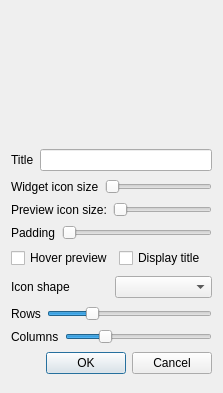
Before: the Qt Designer form iconsettings.ui in FrankMamuda/iconboard, drawn with Qt 5.
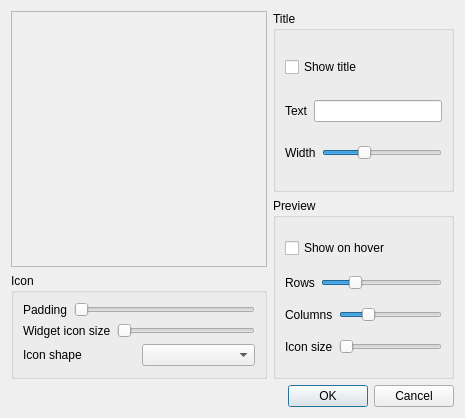
After: the same form once the commit is applied. Custom widgets are drawn as their Qt base class.

Commit message: Icon widget improvements

Patch:
```diff
--- a/iconsettings.ui
+++ b/iconsettings.ui
@@ -6,52 +6,83 @@
    <rect>
     <x>0</x>
     <y>0</y>
-    <width>223</width>
-    <height>393</height>
+    <width>465</width>
+    <height>418</height>
    </rect>
   </property>
   <property name="windowTitle">
    <string>Dialog</string>
   </property>
-  <layout class="QVBoxLayout" name="verticalLayout">
-   <item>
-    <layout class="QHBoxLayout" name="iconWidgetLayout">
-     <item>
-      <spacer name="leftSpacer">
+  <layout class="QGridLayout" name="gridLayout_2">
+   <item row="10" column="0" colspan="2">
+    <widget class="QDialogButtonBox" name="buttonBox">
        <property name="orientation">
         <enum>Qt::Horizontal</enum>
        </property>
-       <property name="sizeHint" stdset="0">
-        <size>
-         <width>40</width>
-         <height>20</height>
-        </size>
-       </property>
-      </spacer>
-     </item>
-     <item>
-      <widget class="QWidget" name="iconWidget" native="true">
-       <property name="sizePolicy">
-        <sizepolicy hsizetype="Fixed" vsizetype="Fixed">
-         <horstretch>0</horstretch>
-         <verstretch>0</verstretch>
-        </sizepolicy>
-       </property>
+     <property name="standardButtons">
+      <set>QDialogButtonBox::Cancel|QDialogButtonBox::Ok</set>
+     </property>
+    </widget>
+   </item>
+   <item row="6" column="0">
+    <widget class="QFrame" name="frame">
        <property name="minimumSize">
         <size>
-         <width>128</width>
-         <height>128</height>
+       <width>256</width>
+       <height>256</height>
         </size>
        </property>
        <property name="maximumSize">
         <size>
-         <width>128</width>
-         <height>128</height>
-        </size>
-       </property>
-      </widget>
-     </item>
+       <width>256</width>
+       <height>256</height>
+      </size>
+     </property>
+     <property name="frameShape">
+      <enum>QFrame::StyledPanel</enum>
+     </property>
+     <property name="frameShadow">
+      <enum>QFrame::Raised</enum>
+     </property>
+     <layout class="QVBoxLayout" name="verticalLayout_2">
+      <property name="spacing">
+       <number>0</number>
+      </property>
+      <property name="leftMargin">
+       <number>0</number>
+      </property>
+      <property name="topMargin">
+       <number>0</number>
+      </property>
+      <property name="rightMargin">
+       <number>0</number>
+      </property>
+      <property name="bottomMargin">
+       <number>0</number>
+      </property>
      <item>
+       <layout class="QGridLayout" name="gridLayout">
+        <item row="1" column="1">
+         <widget class="DesktopIcon" name="iconWidgetDemo" native="true">
+          <property name="enabled">
+           <bool>false</bool>
+          </property>
+         </widget>
+        </item>
+        <item row="1" column="0">
+         <spacer name="leftSpacer">
+          <property name="orientation">
+           <enum>Qt::Horizontal</enum>
+          </property>
+          <property name="sizeHint" stdset="0">
+           <size>
+            <width>40</width>
+            <height>20</height>
+           </size>
+          </property>
+         </spacer>
+        </item>
+        <item row="1" column="2">
       <spacer name="rightSpacer">
        <property name="orientation">
         <enum>Qt::Horizontal</enum>
@@ -64,82 +95,43 @@
        </property>
       </spacer>
      </item>
-    </layout>
-   </item>
-   <item>
-    <layout class="QHBoxLayout" name="titleLayout">
-     <item>
-      <widget class="QLabel" name="titleLabel">
-       <property name="text">
-        <string>Title</string>
-       </property>
-      </widget>
-     </item>
-     <item>
-      <widget class="QLineEdit" name="titleEdit"/>
-     </item>
-    </layout>
-   </item>
-   <item>
-    <layout class="QHBoxLayout" name="iconSizeLayout">
-     <item>
-      <widget class="QLabel" name="iconSizeLabel">
-       <property name="text">
-        <string>Widget icon size</string>
-       </property>
-      </widget>
-     </item>
-     <item>
-      <widget class="QSlider" name="iconSizeSlider">
-       <property name="minimum">
-        <number>24</number>
-       </property>
-       <property name="maximum">
-        <number>128</number>
-       </property>
-       <property name="singleStep">
-        <number>8</number>
-       </property>
-       <property name="pageStep">
-        <number>8</number>
-       </property>
+        <item row="0" column="1">
+         <spacer name="topSpacer">
+          <property name="orientation">
+           <enum>Qt::Vertical</enum>
+          </property>
+          <property name="sizeHint" stdset="0">
+           <size>
+            <width>20</width>
+            <height>40</height>
+           </size>
+          </property>
+         </spacer>
+        </item>
+        <item row="2" column="1">
+         <spacer name="bottomSpacer">
        <property name="orientation">
-        <enum>Qt::Horizontal</enum>
-       </property>
-      </widget>
+           <enum>Qt::Vertical</enum>
+          </property>
+          <property name="sizeHint" stdset="0">
+           <size>
+            <width>20</width>
+            <height>40</height>
+           </size>
+          </property>
+         </spacer>
      </item>
     </layout>
    </item>
-   <item>
-    <layout class="QHBoxLayout" name="previewSizeLayout">
-     <item>
-      <widget class="QLabel" name="previewSizeLabel">
-       <property name="text">
-        <string>Preview icon size:</string>
-       </property>
-      </widget>
-     </item>
-     <item>
-      <widget class="QSlider" name="previewSizeSlider">
-       <property name="minimum">
-        <number>24</number>
-       </property>
-       <property name="maximum">
-        <number>128</number>
-       </property>
-       <property name="singleStep">
-        <number>8</number>
-       </property>
-       <property name="pageStep">
-        <number>8</number>
-       </property>
-       <property name="orientation">
-        <enum>Qt::Horizontal</enum>
-       </property>
-      </widget>
-     </item>
-    </layout>
-   </item>
+     </layout>
+    </widget>
+   </item>
+   <item row="7" column="0">
+    <widget class="QGroupBox" name="iconGroup">
+     <property name="title">
+      <string>Icon</string>
+     </property>
+     <layout class="QVBoxLayout" name="verticalLayout_5">
    <item>
     <layout class="QHBoxLayout" name="paddingLayout">
      <item>
@@ -168,18 +160,30 @@
     </layout>
    </item>
    <item>
-    <layout class="QHBoxLayout" name="checkBoxLayout">
+       <layout class="QHBoxLayout" name="iconSizeLayout">
      <item>
-      <widget class="QCheckBox" name="hoverPreviewCheckBox">
+         <widget class="QLabel" name="iconSizeLabel">
        <property name="text">
-        <string>Hover preview</string>
+           <string>Widget icon size</string>
        </property>
       </widget>
      </item>
      <item>
-      <widget class="QCheckBox" name="displayTitleCheckBox">
-       <property name="text">
-        <string>Display title</string>
+         <widget class="QSlider" name="iconSizeSlider">
+          <property name="minimum">
+           <number>24</number>
+          </property>
+          <property name="maximum">
+           <number>128</number>
+          </property>
+          <property name="singleStep">
+           <number>8</number>
+          </property>
+          <property name="pageStep">
+           <number>8</number>
+          </property>
+          <property name="orientation">
+           <enum>Qt::Horizontal</enum>
        </property>
       </widget>
      </item>
@@ -199,6 +203,87 @@
      </item>
     </layout>
    </item>
+     </layout>
+    </widget>
+   </item>
+   <item row="6" column="1" rowspan="2">
+    <layout class="QVBoxLayout" name="verticalLayout">
+     <item>
+      <widget class="QGroupBox" name="titleGroup">
+       <property name="title">
+        <string>Title</string>
+       </property>
+       <layout class="QVBoxLayout" name="verticalLayout_4">
+        <item>
+         <widget class="QCheckBox" name="titleCheckBox">
+          <property name="text">
+           <string>Show title</string>
+          </property>
+         </widget>
+        </item>
+        <item>
+         <layout class="QHBoxLayout" name="textLayout">
+          <item>
+           <widget class="QLabel" name="textLabel">
+            <property name="text">
+             <string>Text</string>
+            </property>
+           </widget>
+          </item>
+          <item>
+           <widget class="QLineEdit" name="textEdit"/>
+          </item>
+         </layout>
+        </item>
+        <item>
+         <layout class="QHBoxLayout" name="widthLayout">
+          <item>
+           <widget class="QLabel" name="widthLabel">
+            <property name="text">
+             <string>Width</string>
+            </property>
+           </widget>
+          </item>
+          <item>
+           <widget class="QSlider" name="widthSlider">
+            <property name="minimum">
+             <number>50</number>
+            </property>
+            <property name="maximum">
+             <number>200</number>
+            </property>
+            <property name="singleStep">
+             <number>25</number>
+            </property>
+            <property name="pageStep">
+             <number>50</number>
+            </property>
+            <property name="value">
+             <number>100</number>
+            </property>
+            <property name="orientation">
+             <enum>Qt::Horizontal</enum>
+            </property>
+           </widget>
+          </item>
+         </layout>
+        </item>
+       </layout>
+      </widget>
+     </item>
+     <item>
+      <widget class="QGroupBox" name="groupBox">
+       <property name="title">
+        <string>Preview</string>
+       </property>
+       <layout class="QVBoxLayout" name="verticalLayout_3">
+        <item>
+         <widget class="QCheckBox" name="hoverCheckBox">
+          <property name="text">
+           <string>Show on hover</string>
+          </property>
+         </widget>
+        </item>
    <item>
     <layout class="QHBoxLayout" name="rowCountLayout">
      <item>
@@ -266,17 +351,50 @@
     </layout>
    </item>
    <item>
-    <widget class="QDialogButtonBox" name="buttonBox">
+         <layout class="QHBoxLayout" name="previewSizeLayout">
+          <item>
+           <widget class="QLabel" name="sizeLabel">
+            <property name="text">
+             <string>Icon size</string>
+            </property>
+           </widget>
+          </item>
+          <item>
+           <widget class="QSlider" name="previewSizeSlider">
+            <property name="minimum">
+             <number>24</number>
+            </property>
+            <property name="maximum">
+             <number>128</number>
+            </property>
+            <property name="singleStep">
+             <number>8</number>
+            </property>
+            <property name="pageStep">
+             <number>8</number>
+            </property>
      <property name="orientation">
       <enum>Qt::Horizontal</enum>
      </property>
-     <property name="standardButtons">
-      <set>QDialogButtonBox::Cancel|QDialogButtonBox::Ok</set>
-     </property>
     </widget>
    </item>
   </layout>
- </widget>
+        </item>
+       </layout>
+      </widget>
+     </item>
+    </layout>
+   </item>
+  </layout>
+ </widget>
+ <customwidgets>
+  <customwidget>
+   <class>DesktopIcon</class>
+   <extends>QWidget</extends>
+   <header>desktopicon.h</header>
+   <container>1</container>
+  </customwidget>
+ </customwidgets>
  <resources/>
  <connections>
   <connection>
```
Left out of the diff: 2 changed lines with no effect on the pictures. Lines whose indentation alone changed are shown as unchanged. The commit also changes 7 other files.
